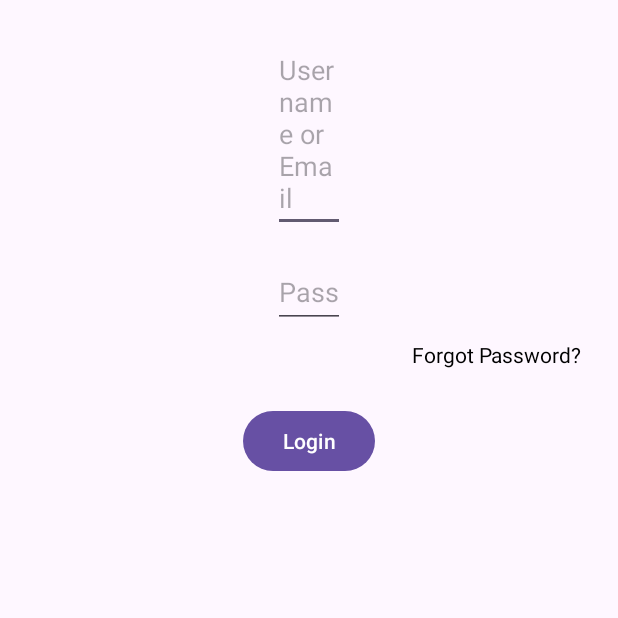
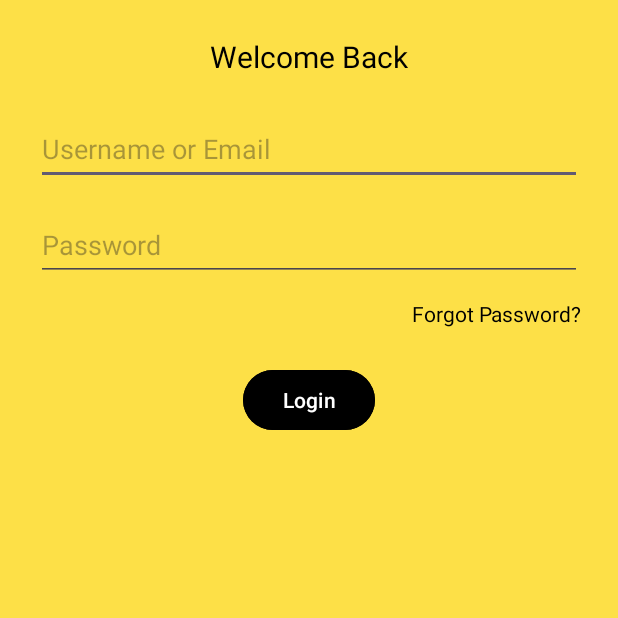
Before and after one commit to CalebHartsliefST10255912/PROG7313_POE_PART2, an Android app: the LoginActivity screen opened directly, with no data from a screen before it, on a phone screen of 412 x 824 dp, the top half of it. Run offline under Robolectric (Android 15) with nearby library versions, the phone set to English and light mode, and no system bars; our stand-ins replace Room's generated code.

Commit message:
Makeoverv1

```diff
--- /dev/null
+++ b/BudgetBee/app/src/main/res/drawable/button_black_background.xml
@@ -0,0 +1,6 @@
+<?xml version="1.0" encoding="utf-8"?>
+<shape xmlns:android="http://schemas.android.com/apk/res/android"
+    android:shape="oval">
+    <solid android:color="@android:color/black"/>
+    <corners android:radius="30dp"/>
+</shape>
--- /dev/null
+++ b/BudgetBee/app/src/main/res/drawable/button_white_background.xml
@@ -0,0 +1,6 @@
+<?xml version="1.0" encoding="utf-8"?>
+<shape xmlns:android="http://schemas.android.com/apk/res/android"
+    android:shape="oval">
+    <solid android:color="@android:color/white"/>
+    <corners android:radius="30dp"/>
+</shape>
--- a/BudgetBee/app/src/main/res/layout/activity_login.xml
+++ b/BudgetBee/app/src/main/res/layout/activity_login.xml
@@ -1,31 +1,38 @@
 <?xml version="1.0" encoding="utf-8"?>
-<androidx.constraintlayout.widget.ConstraintLayout
+<LinearLayout
     xmlns:android="http://schemas.android.com/apk/res/android"
-    xmlns:app="http://schemas.android.com/apk/res-auto"
     android:layout_width="match_parent"
     android:layout_height="match_parent"
-    android:padding="24dp">
+    android:orientation="vertical"
+    android:padding="24dp"
+    android:background="@color/bee_yellow"
+    android:gravity="center_horizontal">
+
+    <TextView
+        android:id="@+id/textWelcome"
+        android:layout_width="wrap_content"
+        android:layout_height="wrap_content"
+        android:text="Welcome Back"
+        android:textSize="20sp"
+        android:textColor="@color/black"
+        android:layout_marginBottom="24dp" />
 
     <EditText
         android:id="@+id/editUsername"
-        android:layout_width="48dp"
-        android:layout_height="wrap_content"
+        android:layout_width="match_parent"
+        android:layout_height="48dp"
+        android:minHeight="48dp"
         android:hint="Username or Email"
-        app:layout_constraintEnd_toEndOf="parent"
-        app:layout_constraintStart_toStartOf="parent"
-        app:layout_constraintTop_toTopOf="parent" />
+        android:layout_marginBottom="16dp" />
 
     <EditText
         android:id="@+id/editPassword"
-        android:layout_width="48dp"
-        android:layout_height="wrap_content"
-        android:layout_marginTop="16dp"
+        android:layout_width="match_parent"
+        android:layout_height="48dp"
+        android:minHeight="48dp"
         android:hint="Password"
         android:inputType="textPassword"
-        android:minHeight="48dp"
-        app:layout_constraintEnd_toEndOf="parent"
-        app:layout_constraintStart_toStartOf="parent"
-        app:layout_constraintTop_toBottomOf="@id/editUsername" />
+        android:layout_marginBottom="12dp" />
 
     <TextView
         android:id="@+id/textForgotPassword"
@@ -33,18 +40,14 @@
         android:layout_height="wrap_content"
         android:text="Forgot Password?"
         android:textColor="@color/black"
-        app:layout_constraintTop_toBottomOf="@id/editPassword"
-        android:layout_marginTop="8dp"
-        app:layout_constraintEnd_toEndOf="parent"/>
+        android:layout_gravity="end"
+        android:layout_marginBottom="24dp" />
 
     <Button
         android:id="@+id/buttonLogin"
         android:layout_width="wrap_content"
         android:layout_height="wrap_content"
-        android:text="Login"
-        app:layout_constraintTop_toBottomOf="@id/textForgotPassword"
-        android:layout_marginTop="24dp"
-        app:layout_constraintStart_toStartOf="parent"
-        app:layout_constraintEnd_toEndOf="parent"/>
+        android:backgroundTint="@color/black"
+        android:text="Login" />
 
-</androidx.constraintlayout.widget.ConstraintLayout>
+</LinearLayout>
--- a/BudgetBee/app/src/main/res/values/colors.xml
+++ b/BudgetBee/app/src/main/res/values/colors.xml
@@ -2,4 +2,6 @@
 <resources>
     <color name="black">#FF000000</color>
     <color name="white">#FFFFFFFF</color>
+    <color name="bee_yellow">#FDE047</color>
+    <color name="bee_orange">#E1A100</color>
 </resources>
```
Also changed, not shown: BudgetBee/app/src/main/res/drawable/nav_item_color.xml (added, +7 -0 lines), BudgetBee/app/src/main/res/layout/activity_main.xml (+11 -0 lines), BudgetBee/app/src/main/res/layout/activity_register.xml (+6 -4 lines), BudgetBee/app/src/main/res/layout/activity_welcome.xml (+53 -22 lines), BudgetBee/app/src/main/res/menu/bottom_nav_menu.xml (+4 -3 lines), BudgetBee/app/src/main/res/drawable/budget_bee_icon.jpg (added).
